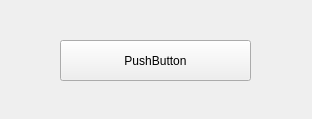
First picture: the form in simplewindow/mainwindow.ui, repository tbigad/plainCPP, before the edit.
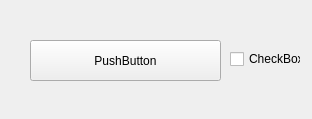
Second picture: the form after the edit.

Diff of the .ui file:
```diff
--- a/simplewindow/mainwindow.ui
+++ b/simplewindow/mainwindow.ui
@@ -17,7 +17,7 @@
    <widget class="QPushButton" name="pushButton">
     <property name="geometry">
      <rect>
-      <x>60</x>
+      <x>30</x>
       <y>40</y>
       <width>191</width>
       <height>41</height>
@@ -27,6 +27,19 @@
      <string>PushButton</string>
     </property>
    </widget>
+   <widget class="QCheckBox" name="checkBox">
+    <property name="geometry">
+     <rect>
+      <x>230</x>
+      <y>50</y>
+      <width>71</width>
+      <height>18</height>
+     </rect>
+    </property>
+    <property name="text">
+     <string>CheckBox</string>
+    </property>
+   </widget>
   </widget>
  </widget>
  <layoutdefault spacing="6" margin="11"/>
```
